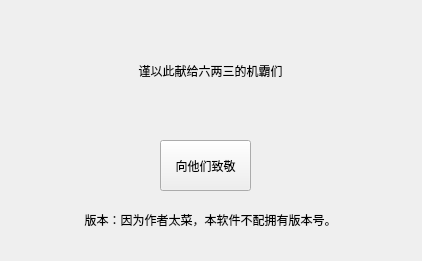
The window that qtcreatorFile/info_window.ui (TigaNoEnemy/PixivProject) describes before a commit, drawn with Qt 5.
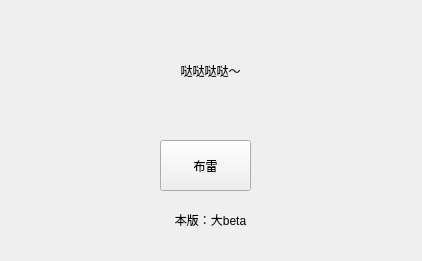
The same window after the commit.

Diff of the .ui file:
```diff
--- a/qtcreatorFile/info_window.ui
+++ b/qtcreatorFile/info_window.ui
@@ -27,7 +27,7 @@
      <string notr="true">font: 20pt &quot;Noto Sans CJK SC&quot;;</string>
     </property>
     <property name="text">
-     <string>谨以此献给六两三的机霸们</string>
+     <string>哒哒哒哒～</string>
     </property>
     <property name="alignment">
      <set>Qt::AlignCenter</set>
@@ -43,7 +43,7 @@
      </rect>
     </property>
     <property name="text">
-     <string>向他们致敬</string>
+     <string>布雷</string>
     </property>
    </widget>
    <widget class="QLabel" name="label_2">
@@ -56,7 +56,7 @@
      </rect>
     </property>
     <property name="text">
-     <string>版本：因为作者太菜，本软件不配拥有版本号。</string>
+     <string>本版：大beta</string>
     </property>
     <property name="alignment">
      <set>Qt::AlignCenter</set>
```
Left out of the diff: 6 changed lines with no effect on the pictures.
